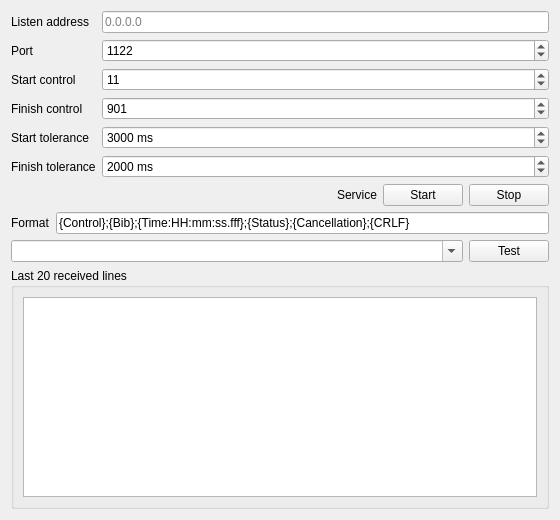
Before: the Qt Designer form quickevent/app/quickevent/plugins/Event/src/services/radiosender/radiosenderservicewidget.ui in arnost00/quickbox, drawn with Qt 5.
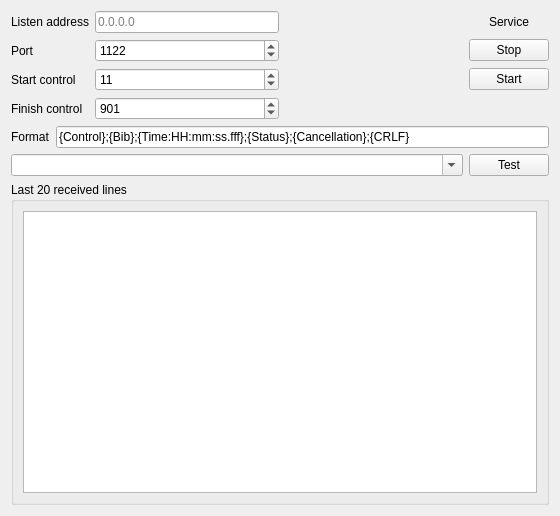
After: the same form once the commit is applied.

Commit message:
Move photocell tolerances to event settings
Remove point-results enable toggle and radio sender tolerance settings.
Add configurable start and finish gate tolerances to event configuration
and use them when computing and displaying run times.

What changed in the file:
```diff
--- a/quickevent/app/quickevent/plugins/Event/src/services/radiosender/radiosenderservicewidget.ui
+++ b/quickevent/app/quickevent/plugins/Event/src/services/radiosender/radiosenderservicewidget.ui
@@ -7,7 +7,7 @@
     <x>0</x>
     <y>0</y>
     <width>560</width>
-    <height>520</height>
+    <height>516</height>
    </rect>
   </property>
   <property name="windowTitle">
@@ -15,7 +15,34 @@
   </property>
   <layout class="QVBoxLayout" name="verticalLayout">
    <item>
-    <layout class="QFormLayout" name="formLayout">
+    <layout class="QGridLayout" name="gridLayout">
+     <item row="0" column="3">
+      <widget class="QLabel" name="label">
+       <property name="text">
+        <string>Service</string>
+       </property>
+       <property name="alignment">
+        <set>Qt::AlignmentFlag::AlignCenter</set>
+       </property>
+      </widget>
+     </item>
+     <item row="2" column="1">
+      <widget class="QSpinBox" name="edStartControl">
+       <property name="maximum">
+        <number>9999</number>
+       </property>
+       <property name="value">
+        <number>11</number>
+       </property>
+      </widget>
+     </item>
+     <item row="2" column="3">
+      <widget class="QPushButton" name="btStart">
+       <property name="text">
+        <string>Start</string>
+       </property>
+      </widget>
+     </item>
      <item row="0" column="0">
       <widget class="QLabel" name="lblListenAddress">
        <property name="text">
@@ -23,17 +50,10 @@
        </property>
       </widget>
      </item>
-     <item row="0" column="1">
-      <widget class="QLineEdit" name="edListenAddress">
-       <property name="placeholderText">
-        <string>0.0.0.0</string>
-       </property>
-      </widget>
-     </item>
-     <item row="1" column="0">
-      <widget class="QLabel" name="lblPort">
+     <item row="1" column="3">
+      <widget class="QPushButton" name="btStop">
        <property name="text">
-        <string>Port</string>
+        <string>Stop</string>
        </property>
       </widget>
      </item>
@@ -47,6 +67,13 @@
        </property>
       </widget>
      </item>
+     <item row="0" column="1">
+      <widget class="QLineEdit" name="edListenAddress">
+       <property name="placeholderText">
+        <string>0.0.0.0</string>
+       </property>
+      </widget>
+     </item>
      <item row="2" column="0">
       <widget class="QLabel" name="lblStartControl">
        <property name="text">
@@ -54,13 +81,10 @@
        </property>
       </widget>
      </item>
-     <item row="2" column="1">
-      <widget class="QSpinBox" name="edStartControl">
-       <property name="maximum">
-        <number>9999</number>
-       </property>
-       <property name="value">
-        <number>11</number>
+     <item row="1" column="0">
+      <widget class="QLabel" name="lblPort">
+       <property name="text">
+        <string>Port</string>
        </property>
       </widget>
      </item>
@@ -81,52 +105,8 @@
        </property>
       </widget>
      </item>
-     <item row="4" column="0">
-      <widget class="QLabel" name="lblStartTolerance">
-       <property name="text">
-        <string>Start tolerance</string>
-       </property>
-      </widget>
-     </item>
-     <item row="4" column="1">
-      <widget class="QSpinBox" name="edStartTolerance">
-       <property name="suffix">
-        <string> ms</string>
-       </property>
-       <property name="maximum">
-        <number>10000</number>
-       </property>
-       <property name="value">
-        <number>3000</number>
-       </property>
-      </widget>
-     </item>
-     <item row="5" column="0">
-      <widget class="QLabel" name="lblFinishTolerance">
-       <property name="text">
-        <string>Finish tolerance</string>
-       </property>
-      </widget>
-     </item>
-     <item row="5" column="1">
-      <widget class="QSpinBox" name="edFinishTolerance">
-       <property name="suffix">
-        <string> ms</string>
-       </property>
-       <property name="maximum">
-        <number>10000</number>
-       </property>
-       <property name="value">
-        <number>2000</number>
-       </property>
-      </widget>
-     </item>
-    </layout>
-   </item>
-   <item>
-    <layout class="QHBoxLayout" name="serviceButtonsLayout">
-     <item>
-      <spacer name="serviceButtonsSpacer">
+     <item row="2" column="2">
+      <spacer name="horizontalSpacer">
        <property name="orientation">
         <enum>Qt::Orientation::Horizontal</enum>
        </property>
@@ -138,27 +118,6 @@
        </property>
       </spacer>
      </item>
-     <item>
-      <widget class="QLabel" name="label">
-       <property name="text">
-        <string>Service</string>
-       </property>
-      </widget>
-     </item>
-     <item>
-      <widget class="QPushButton" name="btStart">
-       <property name="text">
-        <string>Start</string>
-       </property>
-      </widget>
-     </item>
-     <item>
-      <widget class="QPushButton" name="btStop">
-       <property name="text">
-        <string>Stop</string>
-       </property>
-      </widget>
-     </item>
     </layout>
    </item>
    <item>
@@ -217,6 +176,12 @@
      <layout class="QVBoxLayout" name="receivedLinesLayout">
       <item>
        <widget class="QPlainTextEdit" name="edReceivedLines">
+        <property name="sizePolicy">
+         <sizepolicy hsizetype="Expanding" vsizetype="MinimumExpanding">
+          <horstretch>0</horstretch>
+          <verstretch>0</verstretch>
+         </sizepolicy>
+        </property>
         <property name="lineWrapMode">
          <enum>QPlainTextEdit::LineWrapMode::NoWrap</enum>
         </property>
```
The commit also changes 9 other files.
